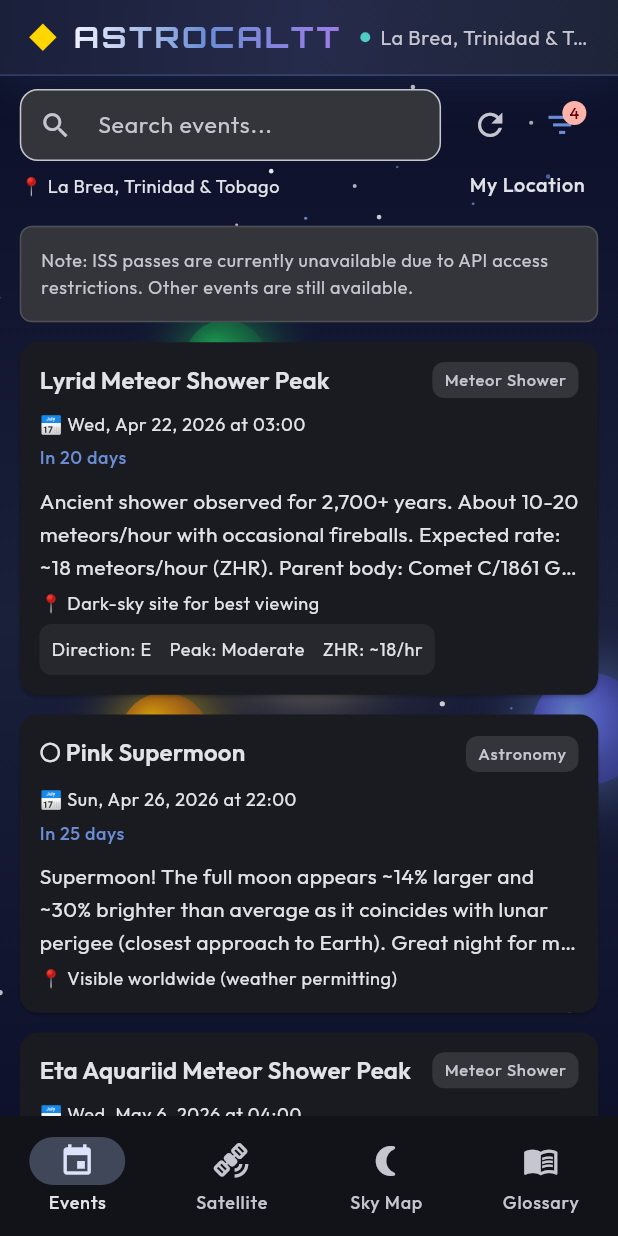
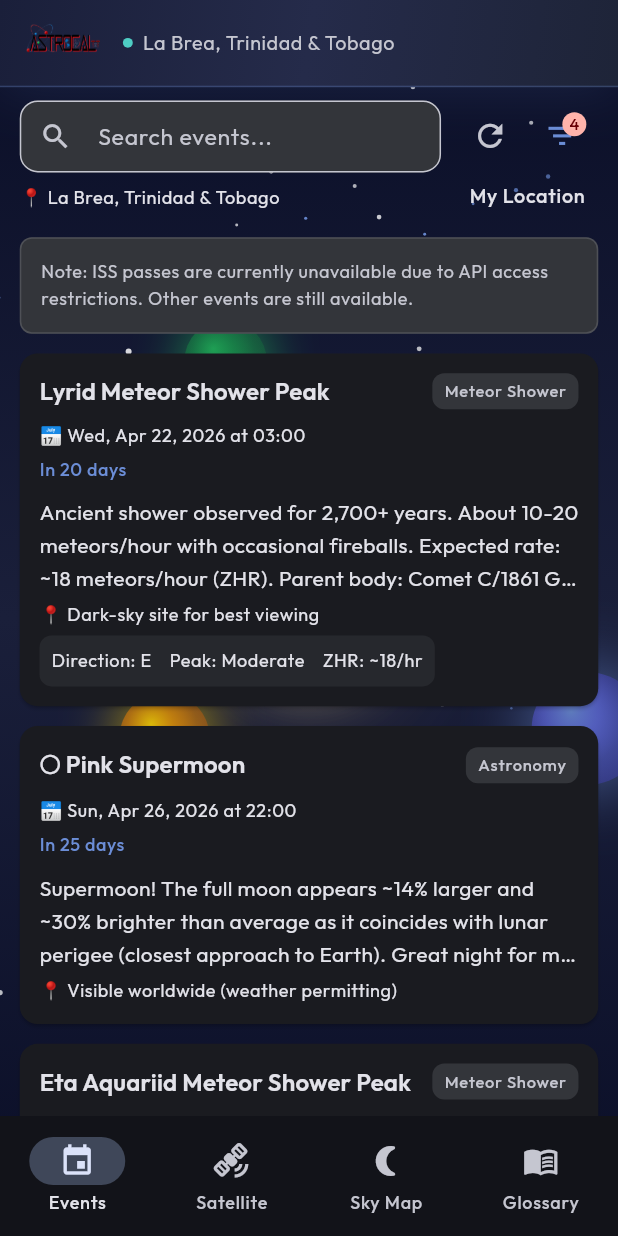
Before and after one commit to joseph-singh-lai/AstroCal, a Flutter app: the screen it shows after launch, on a phone screen of 412 x 824 dp. Run offline on Flutter 3.47's test engine with Material 3 defaults, Android fonts, the phone set to English and light mode, and no system bars; our stand-ins replace flutter_compass, flutter_map, flutter_svg, geolocator, google_fonts, latlong2 and 2 more; network calls fail.

Commit message:
Add AstroCalTT header logo on web and Flutter
Made-with: Cursor

```diff
--- a/astrocaltt/lib/main.dart
+++ b/astrocaltt/lib/main.dart
@@ -1,5 +1,5 @@
 import 'package:flutter/material.dart';
-import 'package:flutter_svg/flutter_svg.dart';
+
 import 'package:astrocaltt/utils/responsive.dart';
 import 'package:google_fonts/google_fonts.dart';
 import 'package:astrocaltt/screens/events_screen.dart';
@@ -167,27 +167,10 @@ class _SiteHeader extends StatelessWidget {
         child: Row(
           crossAxisAlignment: CrossAxisAlignment.center,
           children: [
-            SvgPicture.asset(
-              'assets/logo.svg',
-              width: 20 * scale,
-              height: 20 * scale,
+            Image.asset(
+              'assets/logo_banner.png',
+              height: (36 * scale).clamp(28.0, 48.0),
               fit: BoxFit.contain,
-            ),
-            SizedBox(width: 8 * scale),
-            ShaderMask(
-              shaderCallback: (bounds) => const LinearGradient(
-                colors: [Color(0xFFf0f4ff), Color(0xFF6b8dd6), Color(0xFF9d7ce8)],
-                stops: [0.0, 0.5, 1.0],
-              ).createShader(bounds),
-              child: Text(
-                'ASTROCALTT',
-                style: GoogleFonts.orbitron(
-                  fontSize: (18 * scale).clamp(14.0, 22.0),
-                  fontWeight: FontWeight.w700,
-                  letterSpacing: 2,
-                  color: Colors.white,
-                ),
-              ),
             ),
             SizedBox(width: 12 * scale),
             Container(
--- a/astrocaltt/pubspec.yaml
+++ b/astrocaltt/pubspec.yaml
@@ -71,6 +71,7 @@ flutter:
   assets:
     - assets/logo.svg
     - assets/astrocaltt_icon1.png
+    - assets/logo_banner.png
   #   - images/a_dot_ham.jpeg
 
   fonts:
```
Also changed, not shown: assets/AstroCal_tt Logo.jpeg (added), assets/AstroCal_tt Logo.png (added), assets/AstroCal_tt_Logo-removebg-preview.png (added), assets/logo.svg (deleted), astrocaltt/assets/logo_banner.png (added), 2 other files.
